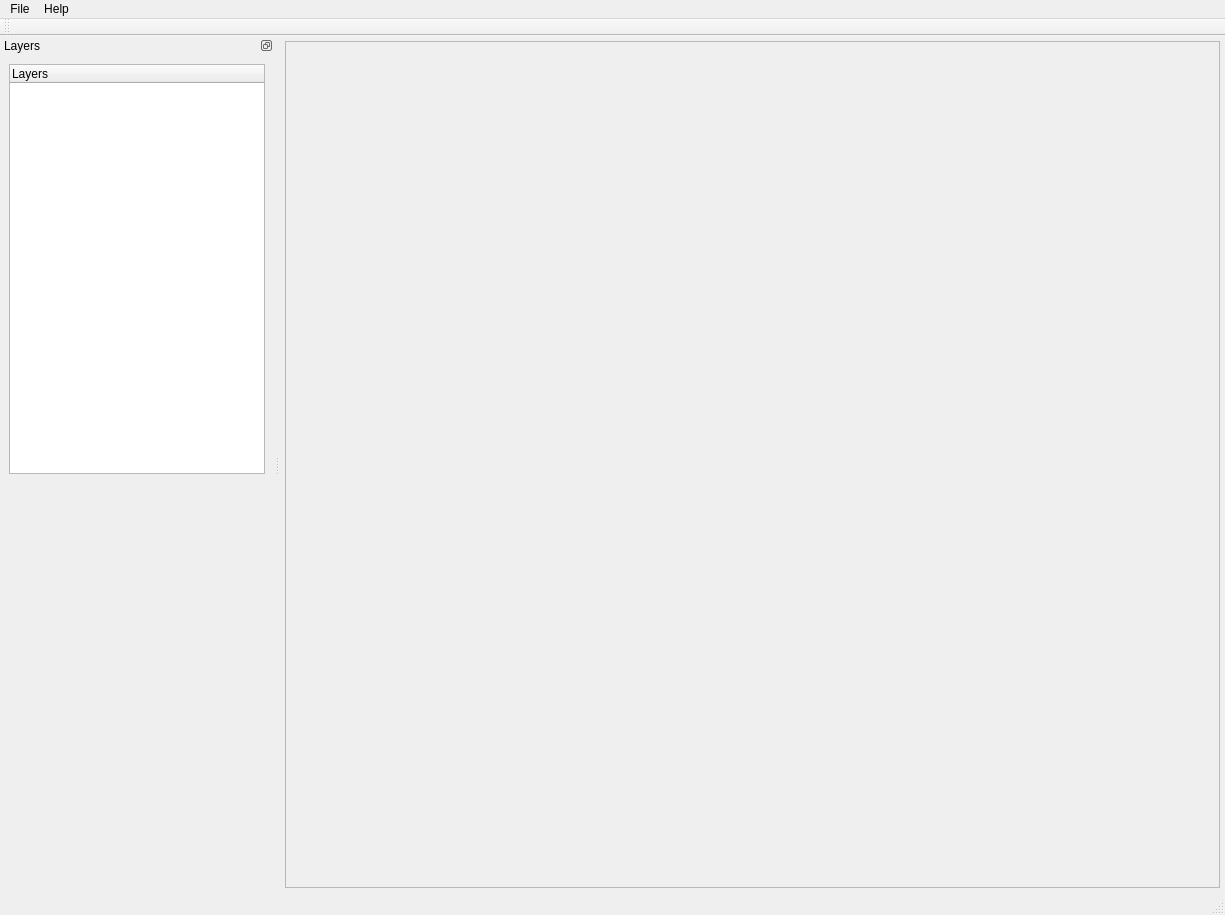
Trailblaze-Software/Blaze, file src/gui/main_3d_window.ui: the form before one commit.
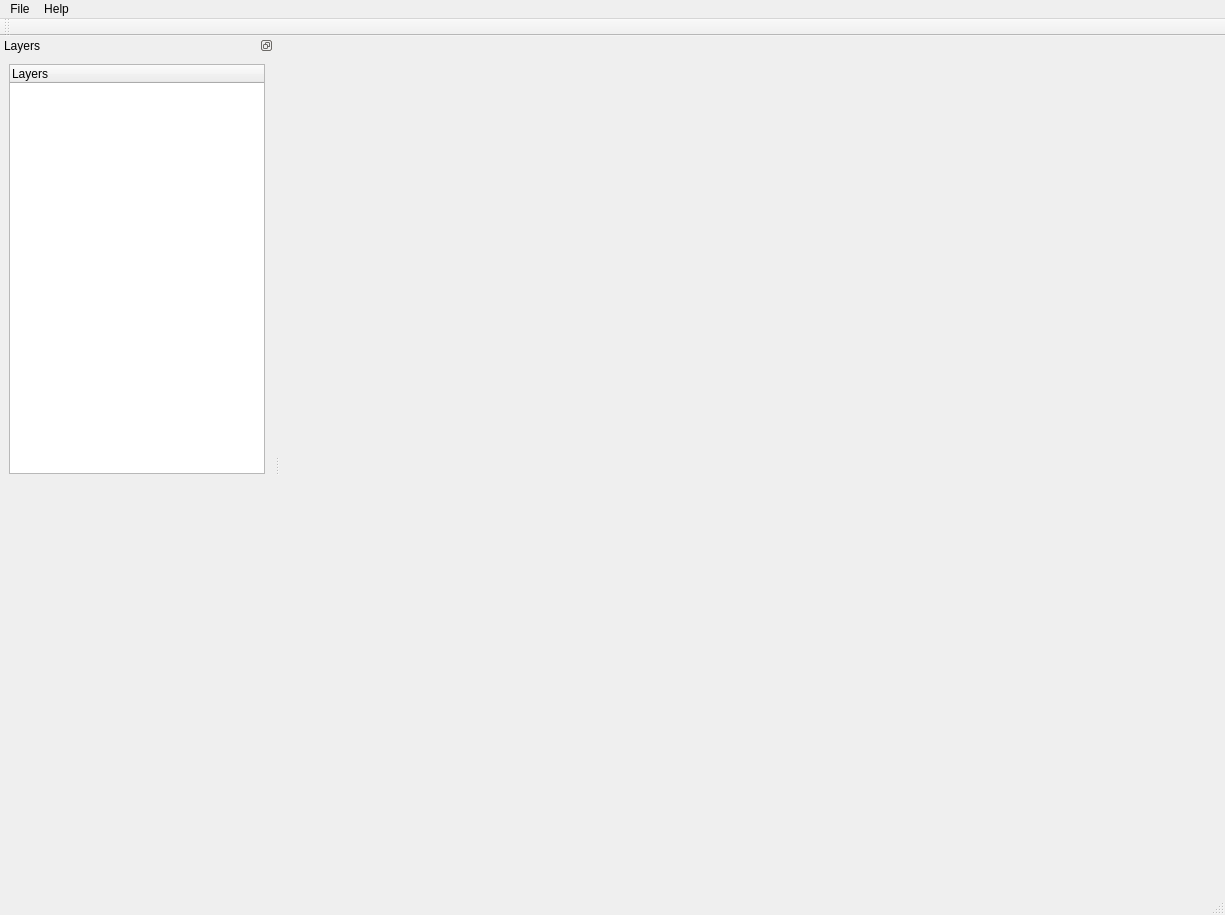
The form after the commit. Icons and pictures are not drawn.

What changed in the file:
```diff
--- a/src/gui/main_3d_window.ui
+++ b/src/gui/main_3d_window.ui
@@ -53,16 +53,6 @@
       <property name="spacing">
        <number>7</number>
       </property>
-      <item>
-       <widget class="QFrame" name="frame_2">
-        <property name="frameShape">
-         <enum>QFrame::Shape::StyledPanel</enum>
-        </property>
-        <property name="frameShadow">
-         <enum>QFrame::Shadow::Raised</enum>
-        </property>
-       </widget>
-      </item>
      </layout>
     </item>
    </layout>
```
Left out of the diff: 15 changed lines with no effect on the pictures.
